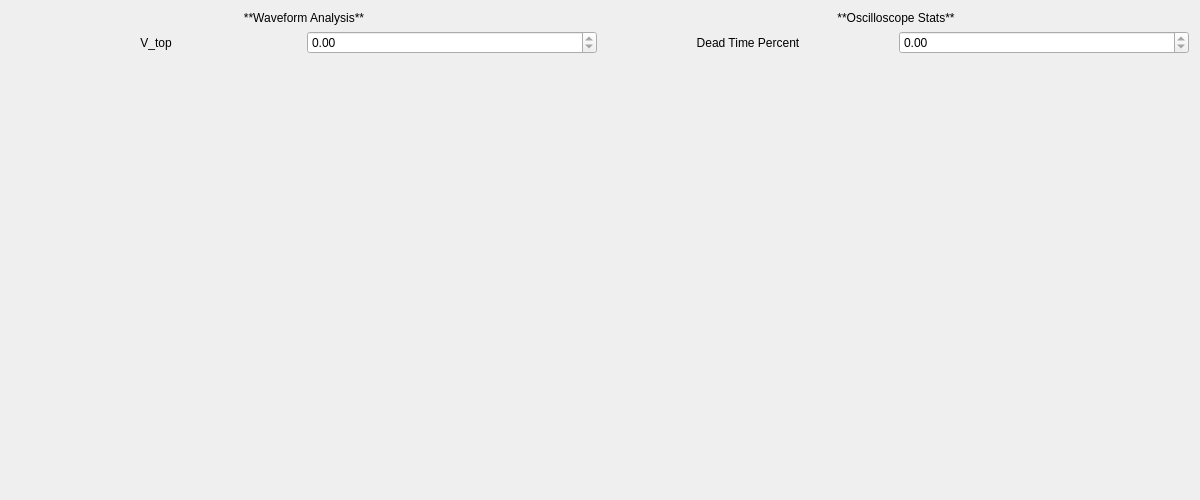
Qt form plugin/builtin/basicAnalysis/ui/basicAnalysis.ui (ofey404/MPSOscilloscope) before a commit.
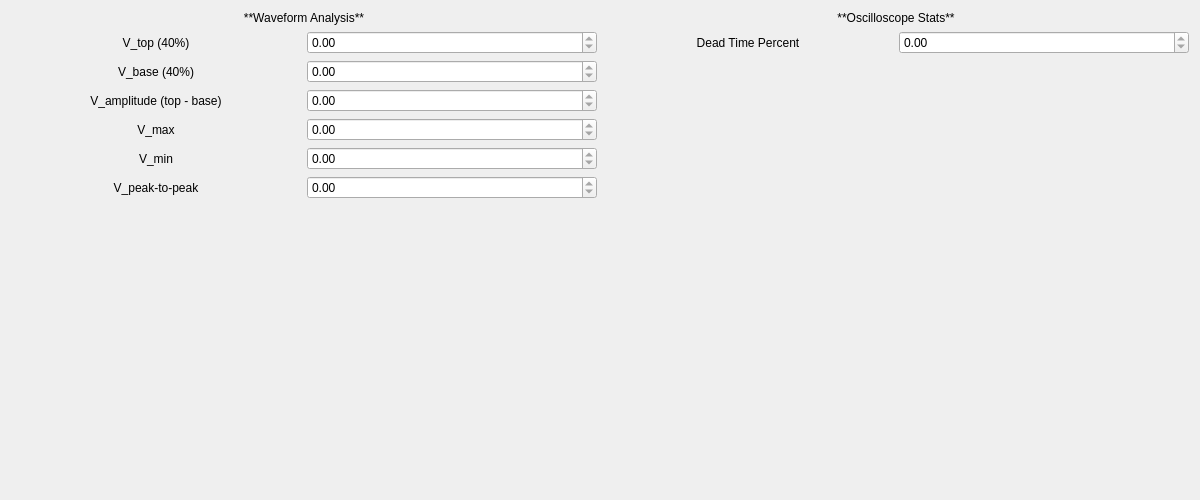
The same form after that commit.

The edit to the form file:
```diff
--- a/plugin/builtin/basicAnalysis/ui/basicAnalysis.ui
+++ b/plugin/builtin/basicAnalysis/ui/basicAnalysis.ui
@@ -34,7 +34,7 @@
        <item>
         <widget class="QLabel" name="label_4">
          <property name="text">
-          <string>V_top</string>
+          <string>V_top (40%)</string>
          </property>
          <property name="alignment">
           <set>Qt::AlignCenter</set>
@@ -53,6 +53,126 @@
        </item>
       </layout>
      </item>
+     <item>
+      <layout class="QHBoxLayout" name="horizontalLayout_4">
+       <item>
+        <widget class="QLabel" name="label_5">
+         <property name="text">
+          <string>V_base (40%)</string>
+         </property>
+         <property name="alignment">
+          <set>Qt::AlignCenter</set>
+         </property>
+        </widget>
+       </item>
+       <item>
+        <widget class="QDoubleSpinBox" name="vBaseDoubleSpinBox">
+         <property name="readOnly">
+          <bool>true</bool>
+         </property>
+         <property name="minimum">
+          <double>-100.000000000000000</double>
+         </property>
+        </widget>
+       </item>
+      </layout>
+     </item>
+     <item>
+      <layout class="QHBoxLayout" name="horizontalLayout_5">
+       <item>
+        <widget class="QLabel" name="label_6">
+         <property name="text">
+          <string>V_amplitude (top - base)</string>
+         </property>
+         <property name="alignment">
+          <set>Qt::AlignCenter</set>
+         </property>
+        </widget>
+       </item>
+       <item>
+        <widget class="QDoubleSpinBox" name="vAmplitudeDoubleSpinBox">
+         <property name="readOnly">
+          <bool>true</bool>
+         </property>
+         <property name="minimum">
+          <double>-99.000000000000000</double>
+         </property>
+        </widget>
+       </item>
+      </layout>
+     </item>
+     <item>
+      <layout class="QHBoxLayout" name="horizontalLayout_7">
+       <item>
+        <widget class="QLabel" name="label_8">
+         <property name="text">
+          <string>V_max</string>
+         </property>
+         <property name="alignment">
+          <set>Qt::AlignCenter</set>
+         </property>
+        </widget>
+       </item>
+       <item>
+        <widget class="QDoubleSpinBox" name="vMaxDoubleSpinBox">
+         <property name="readOnly">
+          <bool>true</bool>
+         </property>
+         <property name="minimum">
+          <double>-99.989999999999995</double>
+         </property>
+        </widget>
+       </item>
+      </layout>
+     </item>
+     <item>
+      <layout class="QHBoxLayout" name="horizontalLayout_8">
+       <item>
+        <widget class="QLabel" name="label_9">
+         <property name="text">
+          <string>V_min</string>
+         </property>
+         <property name="alignment">
+          <set>Qt::AlignCenter</set>
+         </property>
+        </widget>
+       </item>
+       <item>
+        <widget class="QDoubleSpinBox" name="vMinDoubleSpinBox">
+         <property name="readOnly">
+          <bool>true</bool>
+         </property>
+         <property name="minimum">
+          <double>-99.989999999999995</double>
+         </property>
+        </widget>
+       </item>
+      </layout>
+     </item>
+     <item>
+      <layout class="QHBoxLayout" name="horizontalLayout_6">
+       <item>
+        <widget class="QLabel" name="label_7">
+         <property name="text">
+          <string>V_peak-to-peak</string>
+         </property>
+         <property name="alignment">
+          <set>Qt::AlignCenter</set>
+         </property>
+        </widget>
+       </item>
+       <item>
+        <widget class="QDoubleSpinBox" name="vPeakToPeakDoubleSpinBox">
+         <property name="readOnly">
+          <bool>true</bool>
+         </property>
+         <property name="minimum">
+          <double>-99.989999999999995</double>
+         </property>
+        </widget>
+       </item>
+      </layout>
+     </item>
      <item>
       <spacer name="verticalSpacer_2">
        <property name="orientation">
```
